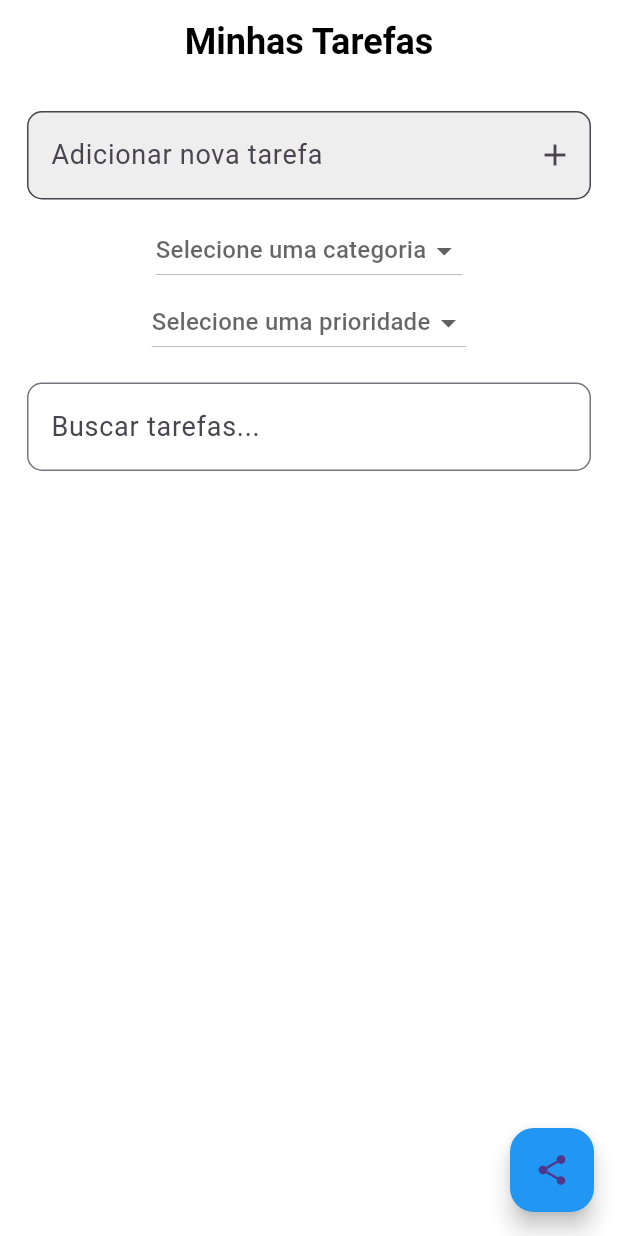
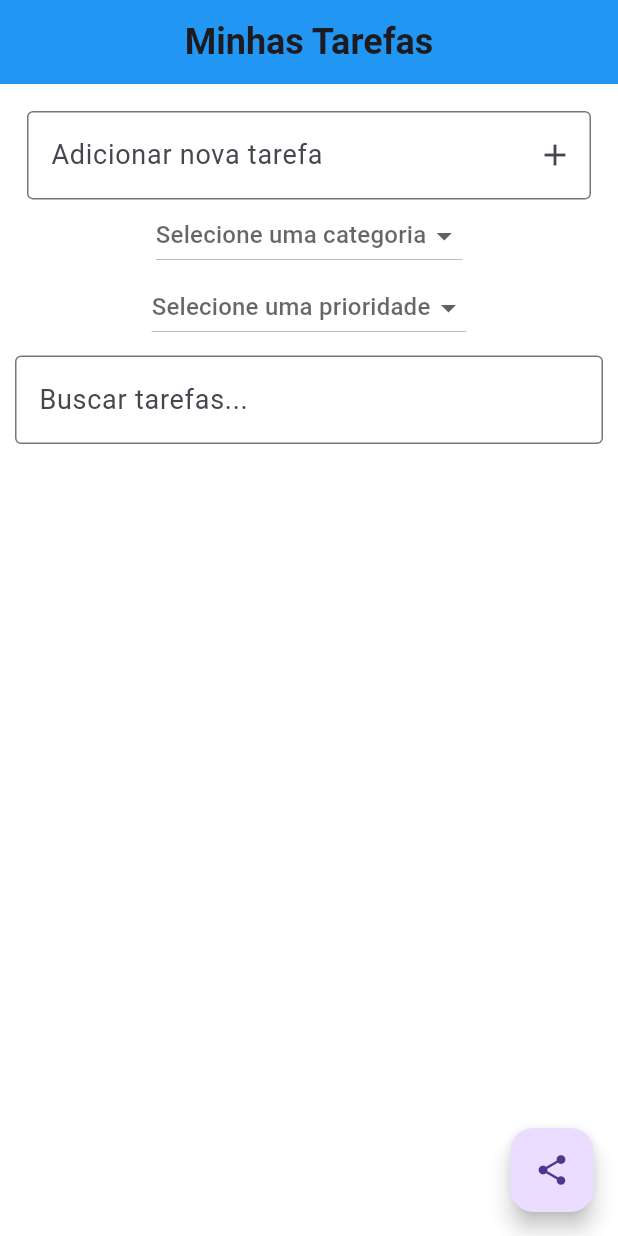
Before and after one commit to EricFNL1/Projeto-de-dispositivos-moveis-I, a Flutter app: the screen it shows after launch, on a phone screen of 412 x 824 dp. Run offline on Flutter 3.47's test engine with Material 3 defaults, Android fonts, the phone set to English and light mode, and no system bars; our stand-ins replace flutter_slidable, share, shared_preferences.

Commit message:
Att V3 para definir padrão de cor na propriedade

```diff
--- a/lib/main.dart
+++ b/lib/main.dart
@@ -67,7 +67,6 @@ class _TodoListState extends State<TodoList> {
           'category': _selectedCategory,
           'priority': _selectedPriority ?? 'Média',
           'isCompleted': false,
-          'dateTime': DateTime.now().toIso8601String(),
         });
         _controller.clear();
         _selectedCategory = null;
@@ -85,11 +84,11 @@ class _TodoListState extends State<TodoList> {
   }
 
   void _editTask(int index) {
+    TextEditingController editController =
+    TextEditingController(text: _tasks[index]['title']);
     showDialog(
       context: context,
       builder: (context) {
-        TextEditingController editController =
-        TextEditingController(text: _tasks[index]['title']);
         return AlertDialog(
           title: Text('Editar Tarefa'),
           content: TextField(
@@ -127,6 +126,16 @@ class _TodoListState extends State<TodoList> {
     }
   }
 
+  List<Map<String, dynamic>> _getFilteredTasks() {
+    if (searchQuery.isEmpty) {
+      return _tasks;
+    }
+    return _tasks
+        .where((task) =>
+        task['title'].toLowerCase().contains(searchQuery.toLowerCase()))
+        .toList();
+  }
+
   void _exportTasks() async {
     final directory = await getApplicationDocumentsDirectory();
     final file = File('${directory.path}/tasks.txt');
@@ -138,15 +147,17 @@ class _TodoListState extends State<TodoList> {
     Share.shareFiles([file.path], text: 'Minhas Tarefas');
   }
 
-  List<Map<String, dynamic>> _getFilteredTasks() {
-    if (searchQuery.isEmpty) {
-      return _tasks;
+  Color _getPriorityColor(String priority) {
+    switch (priority) {
+      case 'Alta':
+        return Colors.red.shade100;
+      case 'Média':
+        return Colors.yellow.shade100;
+      case 'Baixa':
+        return Colors.green.shade100;
+      default:
+        return Colors.transparent;
     }
-    return _tasks
-        .where((task) => task['title']
-        .toLowerCase()
-        .contains(searchQuery.toLowerCase()))
-        .toList();
   }
 
   @override
@@ -158,9 +169,7 @@ class _TodoListState extends State<TodoList> {
           style: TextStyle(fontSize: 24, fontWeight: FontWeight.bold),
         ),
         centerTitle: true,
-        backgroundColor: Colors.white,
-        foregroundColor: Colors.black,
-        elevation: 0,
+        backgroundColor: Colors.blue,
       ),
       body: Container(
         padding: EdgeInsets.all(10),
@@ -174,18 +183,12 @@ class _TodoListState extends State<TodoList> {
                     controller: _controller,
                     decoration: InputDecoration(
                       labelText: 'Adicionar nova tarefa',
-                      filled: true,
-                      fillColor: Colors.grey[200],
                       suffixIcon: IconButton(
                         icon: Icon(Icons.add),
                         onPressed: _addTask,
                       ),
-                      border: OutlineInputBorder(
-                        borderRadius: BorderRadius.circular(10.0),
                     ),
                   ),
-                  ),
-                  SizedBox(height: 10),
                   DropdownButton<String>(
                     value: _selectedCategory,
                     hint: Text('Selecione uma categoria'),
@@ -219,22 +222,17 @@ class _TodoListState extends State<TodoList> {
                 ],
               ),
             ),
-            Padding(
-              padding: const EdgeInsets.all(8.0),
-              child: TextField(
+            TextField(
               controller: searchController,
               decoration: InputDecoration(
                 labelText: 'Buscar tarefas...',
-                  border: OutlineInputBorder(
-                    borderRadius: BorderRadius.circular(10.0),
-                  ),
+                border: OutlineInputBorder(),
               ),
               onChanged: (query) {
                 setState(() {
                   searchQuery = query;
                 });
               },
-              ),
             ),
             Expanded(
               child: ListView.builder(
@@ -265,20 +263,12 @@ class _TodoListState extends State<TodoList> {
                       );
                     },
                     child: Card(
-                      shape: RoundedRectangleBorder(
-                        borderRadius: BorderRadius.circular(10.0),
-                      ),
-                      elevation: 2,
                       margin: EdgeInsets.symmetric(vertical: 5, horizontal: 10),
+                      color: _getPriorityColor(task['priority']),
                       child: ListTile(
-                        title: Text(
-                          task['title'],
-                          style: TextStyle(fontSize: 18),
-                        ),
+                        title: Text(task['title']),
                         subtitle: Text(
-                          'Categoria: ${task['category']} | Prioridade: ${task['priority']}',
-                          style: TextStyle(fontSize: 16),
-                        ),
+                            'Categoria: ${task['category']} | Prioridade: ${task['priority']}'),
                         leading: Checkbox(
                           value: task['isCompleted'],
                           onChanged: (bool? value) {
@@ -304,7 +294,6 @@ class _TodoListState extends State<TodoList> {
       floatingActionButton: FloatingActionButton(
         onPressed: _exportTasks,
         child: Icon(Icons.share),
-        backgroundColor: Colors.blue,
       ),
     );
   }
```
Lines whose indentation alone changed are shown as unchanged.
